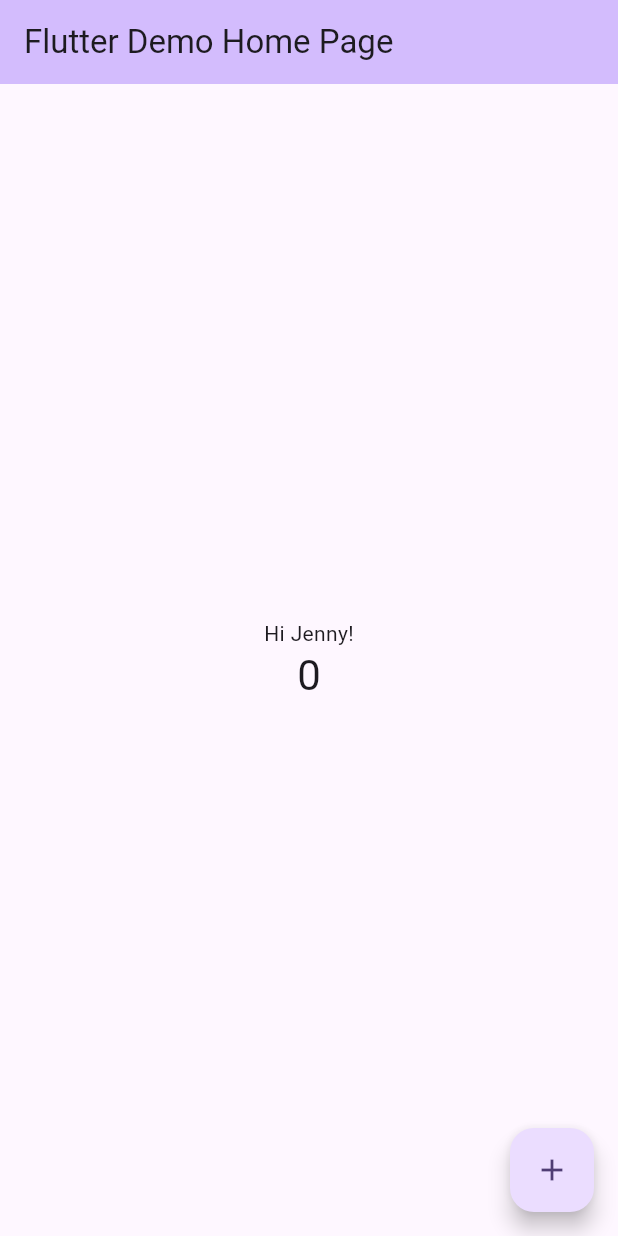
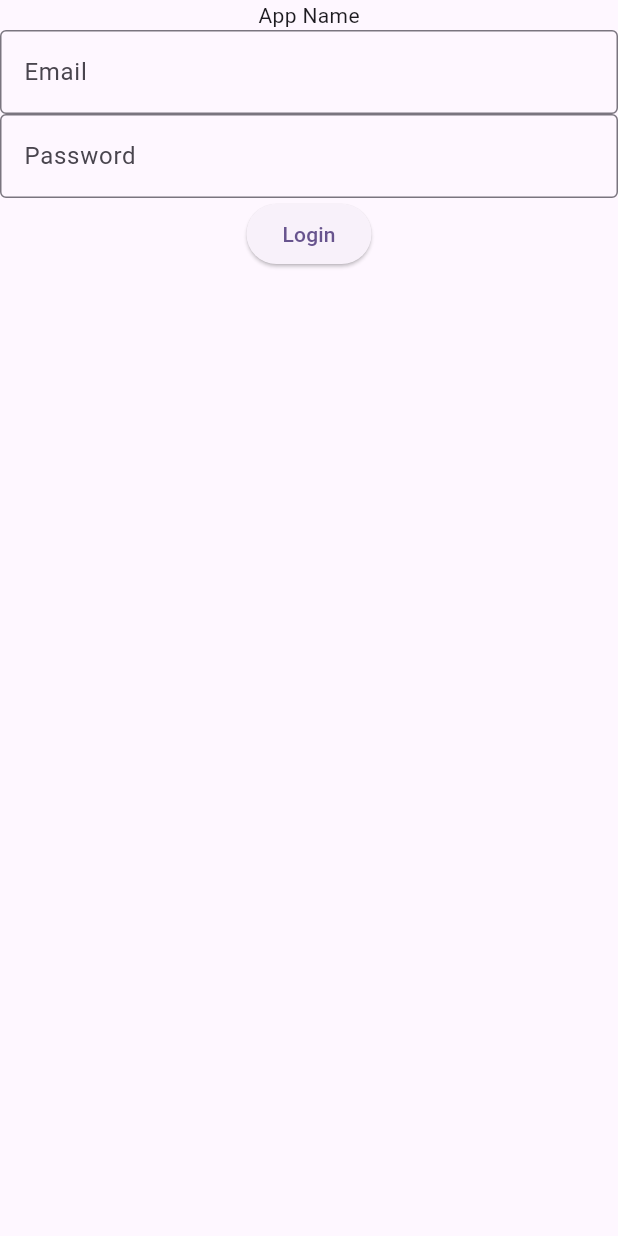
Before and after one commit to jenny0630-ax/Safety-Necklace, a Flutter app: the screen it shows after launch, on a phone screen of 412 x 824 dp. Run offline on Flutter 3.47's test engine with Material 3 defaults, Android fonts, the phone set to English and light mode, and no system bars.

```diff
--- a/safetynecklaceapp/lib/main.dart
+++ b/safetynecklaceapp/lib/main.dart
@@ -1,4 +1,5 @@
 import 'package:flutter/material.dart';
+import 'package:safetynecklaceapp/routes.dart';
 
 void main() {
   runApp(const MyApp());
@@ -30,93 +31,94 @@ class MyApp extends StatelessWidget {
         // tested with just a hot reload.
         colorScheme: ColorScheme.fromSeed(seedColor: Colors.deepPurple),
       ),
-      home: const MyHomePage(title: 'Flutter Demo Home Page'),
+      // home: const MyHomePage(title: 'Flutter Demo Home Page'),
+      routes: routes,
     );
   }
 }
 
-class MyHomePage extends StatefulWidget {
-  const MyHomePage({super.key, required this.title});
+// class MyHomePage extends StatefulWidget {
+//   const MyHomePage({super.key, required this.title});
 
-  // This widget is the home page of your application. It is stateful, meaning
-  // that it has a State object (defined below) that contains fields that affect
-  // how it looks.
+//   // This widget is the home page of your application. It is stateful, meaning
+//   // that it has a State object (defined below) that contains fields that affect
+//   // how it looks.
 
-  // This class is the configuration for the state. It holds the values (in this
-  // case the title) provided by the parent (in this case the App widget) and
-  // used by the build method of the State. Fields in a Widget subclass are
-  // always marked "final".
+//   // This class is the configuration for the state. It holds the values (in this
+//   // case the title) provided by the parent (in this case the App widget) and
+//   // used by the build method of the State. Fields in a Widget subclass are
+//   // always marked "final".
 
-  final String title;
+//   final String title;
 
-  @override
-  State<MyHomePage> createState() => _MyHomePageState();
-}
+//   @override
+//   State<MyHomePage> createState() => _MyHomePageState();
+// }
 
-class _MyHomePageState extends State<MyHomePage> {
-  int _counter = 0;
+// class _MyHomePageState extends State<MyHomePage> {
+//   int _counter = 0;
 
-  void _incrementCounter() {
-    setState(() {
-      // This call to setState tells the Flutter framework that something has
-      // changed in this State, which causes it to rerun the build method below
-      // so that the display can reflect the updated values. If we changed
-      // _counter without calling setState(), then the build method would not be
-      // called again, and so nothing would appear to happen.
-      _counter++;
-    });
-  }
+//   void _incrementCounter() {
+//     setState(() {
+//       // This call to setState tells the Flutter framework that something has
+//       // changed in this State, which causes it to rerun the build method below
+//       // so that the display can reflect the updated values. If we changed
+//       // _counter without calling setState(), then the build method would not be
+//       // called again, and so nothing would appear to happen.
+//       _counter++;
+//     });
+//   }
 
-  @override
-  Widget build(BuildContext context) {
-    // This method is rerun every time setState is called, for instance as done
-    // by the _incrementCounter method above.
-    //
-    // The Flutter framework has been optimized to make rerunning build methods
-    // fast, so that you can just rebuild anything that needs updating rather
-    // than having to individually change instances of widgets.
-    return Scaffold(
-      appBar: AppBar(
-        // TRY THIS: Try changing the color here to a specific color (to
-        // Colors.amber, perhaps?) and trigger a hot reload to see the AppBar
-        // change color while the other colors stay the same.
-        backgroundColor: Theme.of(context).colorScheme.inversePrimary,
-        // Here we take the value from the MyHomePage object that was created by
-        // the App.build method, and use it to set our appbar title.
-        title: Text(widget.title),
-      ),
-      body: Center(
-        // Center is a layout widget. It takes a single child and positions it
-        // in the middle of the parent.
-        child: Column(
-          // Column is also a layout widget. It takes a list of children and
-          // arranges them vertically. By default, it sizes itself to fit its
-          // children horizontally, and tries to be as tall as its parent.
-          //
-          // Column has various properties to control how it sizes itself and
-          // how it positions its children. Here we use mainAxisAlignment to
-          // center the children vertically; the main axis here is the vertical
-          // axis because Columns are vertical (the cross axis would be
-          // horizontal).
-          //
-          // TRY THIS: Invoke "debug painting" (choose the "Toggle Debug Paint"
-          // action in the IDE, or press "p" in the console), to see the
-          // wireframe for each widget.
-          mainAxisAlignment: MainAxisAlignment.center,
-          children: <Widget>[
-            const Text('Hi Jenny!'),
-            Text(
-              '$_counter',
-              style: Theme.of(context).textTheme.headlineMedium,
-            ),
-          ],
-        ),
-      ),
-      floatingActionButton: FloatingActionButton(
-        onPressed: _incrementCounter,
-        tooltip: 'Increment',
-        child: const Icon(Icons.add),
-      ), // This trailing comma makes auto-formatting nicer for build methods.
-    );
-  }
-}
+//   @override
+//   Widget build(BuildContext context) {
+//     // This method is rerun every time setState is called, for instance as done
+//     // by the _incrementCounter method above.
+//     //
+//     // The Flutter framework has been optimized to make rerunning build methods
+//     // fast, so that you can just rebuild anything that needs updating rather
+//     // than having to individually change instances of widgets.
+//     return Scaffold(
+//       appBar: AppBar(
+//         // TRY THIS: Try changing the color here to a specific color (to
+//         // Colors.amber, perhaps?) and trigger a hot reload to see the AppBar
+//         // change color while the other colors stay the same.
+//         backgroundColor: Theme.of(context).colorScheme.inversePrimary,
+//         // Here we take the value from the MyHomePage object that was created by
+//         // the App.build method, and use it to set our appbar title.
+//         title: Text(widget.title),
+//       ),
+//       body: Center(
+//         // Center is a layout widget. It takes a single child and positions it
+//         // in the middle of the parent.
+//         child: Column(
+//           // Column is also a layout widget. It takes a list of children and
+//           // arranges them vertically. By default, it sizes itself to fit its
+//           // children horizontally, and tries to be as tall as its parent.
+//           //
+//           // Column has various properties to control how it sizes itself and
+//           // how it positions its children. Here we use mainAxisAlignment to
+//           // center the children vertically; the main axis here is the vertical
+//           // axis because Columns are vertical (the cross axis would be
+//           // horizontal).
+//           //
+//           // TRY THIS: Invoke "debug painting" (choose the "Toggle Debug Paint"
+//           // action in the IDE, or press "p" in the console), to see the
+//           // wireframe for each widget.
+//           mainAxisAlignment: MainAxisAlignment.center,
+//           children: <Widget>[
+//             const Text('Hi Jenny!'),
+//             Text(
+//               '$_counter',
+//               style: Theme.of(context).textTheme.headlineMedium,
+//             ),
+//           ],
+//         ),
+//       ),
+//       floatingActionButton: FloatingActionButton(
+//         onPressed: _incrementCounter,
+//         tooltip: 'Increment',
+//         child: const Icon(Icons.add),
+//       ), // This trailing comma makes auto-formatting nicer for build methods.
+//     );
+//   }
+// }
--- /dev/null
+++ b/safetynecklaceapp/lib/routes.dart
@@ -0,0 +1,7 @@
+import 'package:safetynecklaceapp/screens/loginscreen.dart';
+import 'package:safetynecklaceapp/screens/signupscreen.dart';
+
+var routes = {
+  '/': (context) => LoginScreen(),
+  '/signup': (context) => SignUpScreen(),
+};
--- a/safetynecklaceapp/lib/screens/loginscreen.dart
+++ b/safetynecklaceapp/lib/screens/loginscreen.dart
@@ -0,0 +1,40 @@
+import 'package:flutter/material.dart';
+
+class LoginScreen extends StatefulWidget {
+  const LoginScreen({super.key});
+
+  @override
+  State<LoginScreen> createState() => _LoginScreenState();
+}
+
+class _LoginScreenState extends State<LoginScreen> {
+  @override
+  Widget build(BuildContext context) {
+    return Scaffold(
+      body: Column(
+        children: [
+          Text("App Name"),
+          TextField(
+            decoration: InputDecoration(
+              labelText: 'Email',
+              border: OutlineInputBorder(),
+            ),
+          ),
+          TextField(
+            decoration: InputDecoration(
+              labelText: 'Password',
+              border: OutlineInputBorder(),
+            ),
+            obscureText: true,
+          ),
+          ElevatedButton(
+            onPressed: () {
+              // Handle login logic here
+            },
+            child: Text('Login'),
+          ),
+        ],
+      ),
+    );
+  }
+}
--- a/safetynecklaceapp/lib/screens/signupscreen.dart
+++ b/safetynecklaceapp/lib/screens/signupscreen.dart
@@ -0,0 +1,15 @@
+import 'package:flutter/material.dart';
+
+class SignUpScreen extends StatefulWidget {
+  const SignUpScreen({super.key});
+
+  @override
+  State<SignUpScreen> createState() => _SignUpScreenState();
+}
+
+class _SignUpScreenState extends State<SignUpScreen> {
+  @override
+  Widget build(BuildContext context) {
+    return const Placeholder();
+  }
+}
```
Also changed, not shown: 1 other file.
